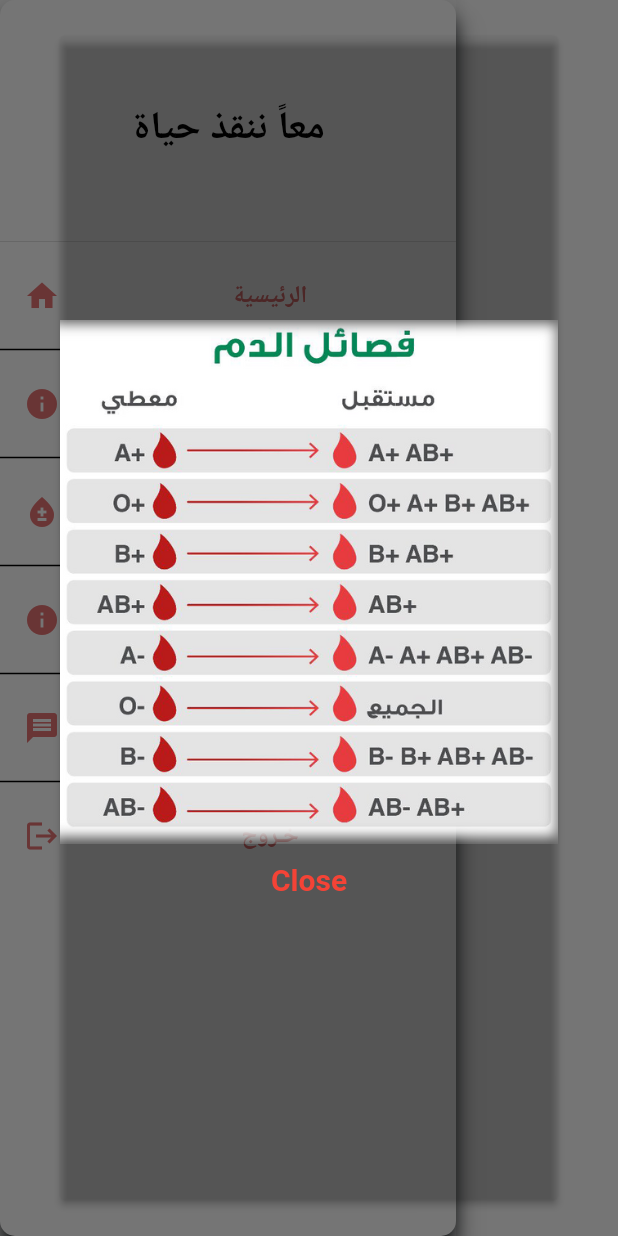
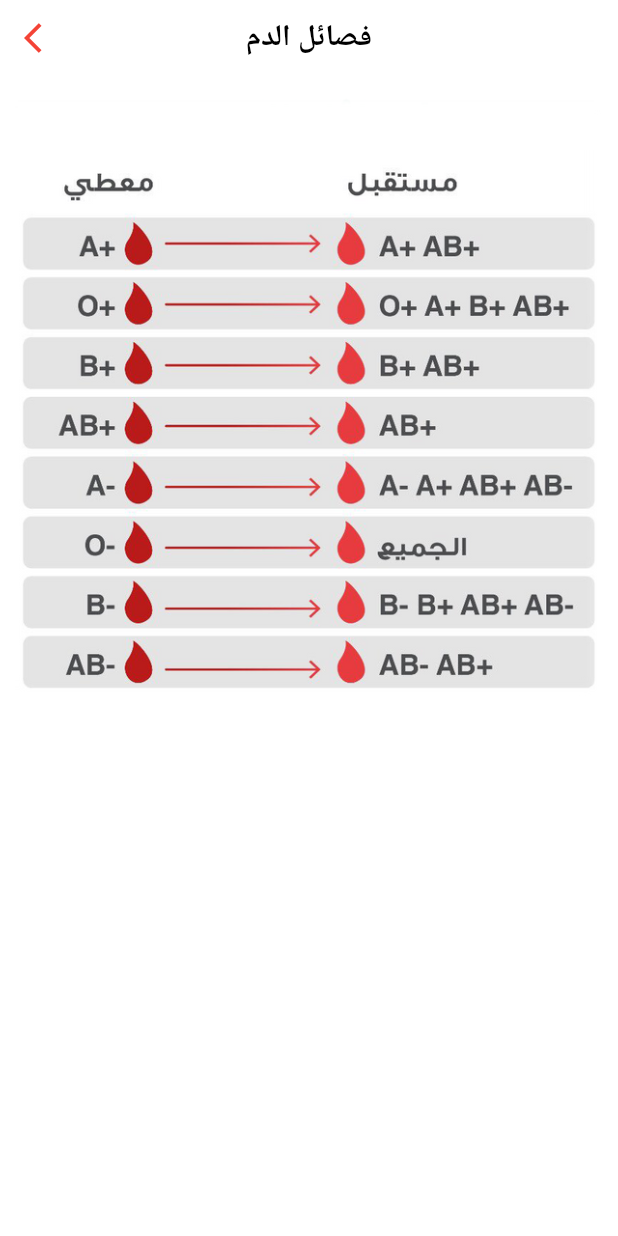
Before and after one commit to Moaaz-Mohammed/Blood-Donation-App, a Flutter app: the CustomDrawer widget shown alone on an empty page, opened directly, after a tap on "فصائل الدم", on a phone screen of 412 x 824 dp. Run offline on Flutter 3.47's test engine with Material 2 defaults, Android fonts, the phone set to English and light mode, and no system bars; our stand-ins replace bloc, cached_network_image, cloud_firestore, firebase_core, flutter_bloc, hexcolor; accounts and stored records are empty.

Commit message:
edit app structure

```diff
--- /dev/null
+++ b/lib/Screens/BloodTypes.dart
@@ -0,0 +1,63 @@
+import 'package:blood_donation/shared/Constants.dart';
+import 'package:blood_donation/shared/Cubit/Cubit.dart';
+import 'package:blood_donation/shared/Cubit/States.dart';
+import 'package:blood_donation/shared/components.dart';
+import 'package:blood_donation/shared/themes.dart';
+import 'package:flutter/cupertino.dart';
+import 'package:flutter/material.dart';
+import 'package:flutter_bloc/flutter_bloc.dart';
+
+class BloodTypes extends StatefulWidget {
+  const BloodTypes({Key? key}) : super(key: key);
+  @override
+  _BloodTypesState createState() => _BloodTypesState();
+}
+
+class _BloodTypesState extends State<BloodTypes> {
+  @override
+  Widget build(BuildContext context) {
+    return MaterialApp(
+      debugShowCheckedModeBanner: false,
+      builder: (conext, child) {
+        return BlocProvider(
+          create: (context)=>AppCubit(),
+          child: BlocConsumer<AppCubit,AppStates>
+            (
+            listener: (context,state){},
+            builder: (context,state)
+            {
+              return MaterialApp(
+                debugShowCheckedModeBanner: false,
+                theme: lighttheme,
+                darkTheme:darktheme,
+                themeMode: ThemeMode.system,
+                home: Scaffold(
+                  appBar: AppBar(
+                    elevation: 0,
+                    title: Text('فصائل الدم'),
+                    centerTitle: true,
+                    leading: TextButton(
+                      onPressed: () {
+                        Navigator.of(context).pop();
+                      },
+                      child: Icon(
+                        Icons.arrow_back_ios,
+                        color: Colors.red,
+                      ),
+                    ),
+                  ),
+                  body: SingleChildScrollView(
+                    child: Padding(
+                      padding: EdgeInsets.all(10.0),
+                      child: Center(child: Image.asset(Constants.bloodtypes)),
+                    ),
+                  ),
+                ),
+              );
+            },
+          ),
+        );
+      },
+    );
+  }
+}
--- a/lib/Widgets/Drawer.dart
+++ b/lib/Widgets/Drawer.dart
@@ -1,6 +1,7 @@
 import 'dart:io';
 
 import 'package:blood_donation/Home.dart';
+import 'package:blood_donation/Screens/BloodTypes.dart';
 import 'package:blood_donation/Screens/Blood_Donation_Benf.dart';
 import 'package:blood_donation/Screens/Mail_Page.dart';
 import 'package:blood_donation/Screens/Need_Donation.dart';
@@ -72,32 +73,7 @@ class CustomDrawer extends StatelessWidget {
                 ],
               ),
               onTap: () {
-                showDialog(
-                  context: context,
-                  builder: (context) => Dialog(
-                    elevation: 2,
-                    insetAnimationCurve: Curves.easeInOutQuart,
-                    backgroundColor: Colors.transparent,
-                    child: Column(
-                      mainAxisAlignment: MainAxisAlignment.center,
-                      children: [
-                        Image.asset(Constants.bloodtypes),
-                        TextButton(
-                          onPressed: () {
-                            Navigator.pop(context);
-                          },
-                          child: Text(
-                            'Close',
-                            style: TextStyle(
-                                color: Colors.red,
-                                fontWeight: FontWeight.bold,
-                                fontSize: 20),
-                          ),
-                        )
-                      ],
-                    ),
-                  ),
-                );
+                Navigator.of(context).push(MaterialPageRoute(builder: (BuildContext context)=>BloodTypes()));
               },
             ),
             Divider(thickness: 1, color: Colors.black),
```
Also changed, not shown: images/blood-types.png.
